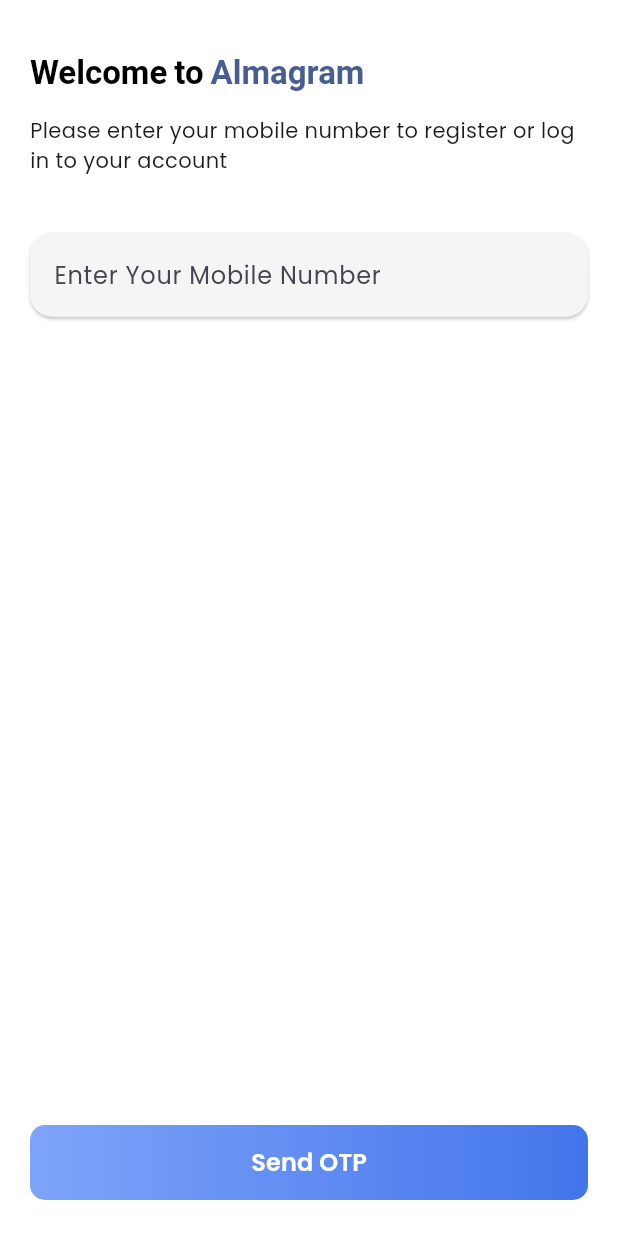
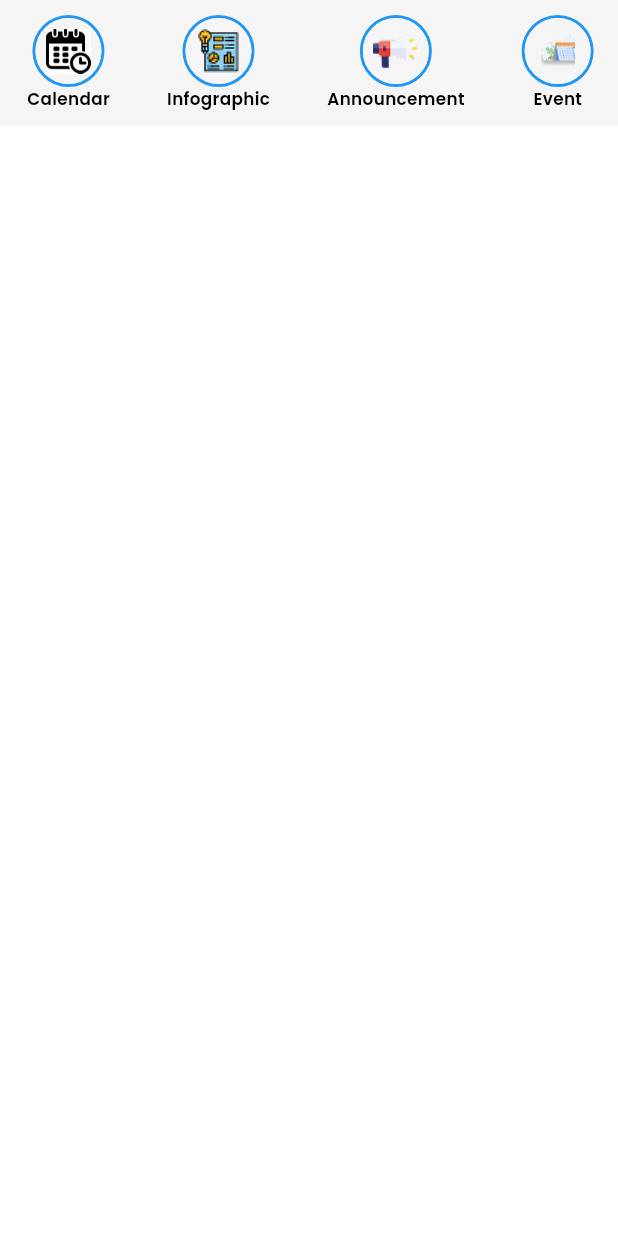
Before and after one commit to BarinderSingh04/almagram, a Flutter app: the screen it shows after launch, on a phone screen of 412 x 824 dp. Run offline on Flutter 3.47's test engine with Material 3 defaults, Android fonts, the phone set to English and light mode, and no system bars; our stand-ins replace google_fonts, pin_code_fields.

```diff
--- a/lib/main.dart
+++ b/lib/main.dart
@@ -1,3 +1,5 @@
+import 'package:almagram/screens/calander_page.dart';
+import 'package:almagram/screens/home_page.dart';
 import 'package:almagram/screens/login_page.dart';
 import 'package:flutter/material.dart';
 import 'package:google_fonts/google_fonts.dart';
@@ -13,13 +15,17 @@ class MyApp extends StatelessWidget {
   @override
   Widget build(BuildContext context) {
     return MaterialApp(
+      debugShowCheckedModeBanner: false,
       title: 'Flutter Demo',
       theme: ThemeData(
         scaffoldBackgroundColor: Colors.white,
         fontFamily: GoogleFonts.poppins().fontFamily,
         textTheme: GoogleFonts.poppinsTextTheme(),
         inputDecorationTheme: InputDecorationTheme(
-          helperStyle: TextStyle(color: Color(0xff626365), fontWeight: FontWeight.w700),
+          helperStyle: TextStyle(
+            color: Color(0xff626365),
+            fontWeight: FontWeight.w700,
+          ),
           enabledBorder: OutlineInputBorder(
             borderRadius: BorderRadius.circular(15),
             borderSide: BorderSide(color: Color(0xffF5F5F5)),
@@ -33,7 +39,7 @@ class MyApp extends StatelessWidget {
         ),
         colorScheme: ColorScheme.fromSeed(seedColor: Color(0xff4378EB)),
       ),
-      home: LoginPage(),
+      home: CalanderPage(),
     );
   }
 }
@@ -108,7 +114,10 @@ class _MyHomePageState extends State<MyHomePage> {
           mainAxisAlignment: MainAxisAlignment.center,
           children: <Widget>[
             const Text('You have pushed the button this many times:'),
-            Text('$_counter', style: Theme.of(context).textTheme.headlineMedium),
+            Text(
+              '$_counter',
+              style: Theme.of(context).textTheme.headlineMedium,
+            ),
           ],
         ),
       ),
--- /dev/null
+++ b/lib/screens/calander_page.dart
@@ -0,0 +1,80 @@
+import 'package:flutter/material.dart';
+
+class CalanderPage extends StatefulWidget {
+  const CalanderPage({super.key});
+
+  @override
+  State<CalanderPage> createState() => _CalanderPageState();
+}
+
+class _CalanderPageState extends State<CalanderPage> {
+  List<Map<String, String>> storyData = [
+    {"image": "assets/images/calendar.png", "title": "Calendar"},
+    {"image": "assets/images/infographic.png", "title": "Infographic"},
+    {"image": "assets/images/announcement.png", "title": "Announcement"},
+    {"image": "assets/images/event.png", "title": "Event"},
+  ];
+
+  @override
+  Widget build(BuildContext context) {
+    return SafeArea(
+      child: Scaffold(
+        body: Column(
+          children: [
+            Container(
+              height: 84,
+              decoration: BoxDecoration(color: Color(0xffF5F5F5)),
+              child: ListView.builder(
+                scrollDirection: Axis.horizontal,
+                itemCount: storyData.length,
+                itemBuilder: (context, index) {
+                  String image = storyData[index]["image"]!;
+                  String title = storyData[index]["title"]!;
+                  return Padding(
+                    padding: const EdgeInsets.only(
+                      left: 18,
+                      top: 10,
+                      right: 20,
+                    ),
+                    child: Column(
+                      children: [
+                        Container(
+                          height: 48,
+                          width: 48,
+                          decoration: BoxDecoration(
+                            shape: BoxShape.circle,
+                            border: Border.all(
+                              color: Colors.blue, // Border color
+                              width: 2, // Border width
+                            ),
+                          ),
+                          child: CircleAvatar(
+                            backgroundColor: Color(0xffF5F5F5),
+                            radius: 40,
+                            child: SizedBox(
+                              height: 30,
+                              child: Image.asset(image),
+                            ),
+                          ),
+                        ),
+                        Text(
+                          title,
+                          style: TextStyle(
+                            fontWeight: FontWeight.w600,
+                            fontSize: 11.2,
+                            color: Colors.black,
+                          ),
+                        ),
+                      ],
+                    ),
+                  );
+                },
+              ),
+            ),
+
+          ],
+        ),
+      ),
+    );
+  }
+}
```
Also changed, not shown: lib/screens/home_page.dart (added, +148 -0 lines), assets/images/announcement.png (added), assets/images/calendar.png (added), assets/images/event.png (added), assets/images/image.png (added), assets/images/infographic.png (added), assets/images/live.png (added), assets/images/profilePic.png (added).
